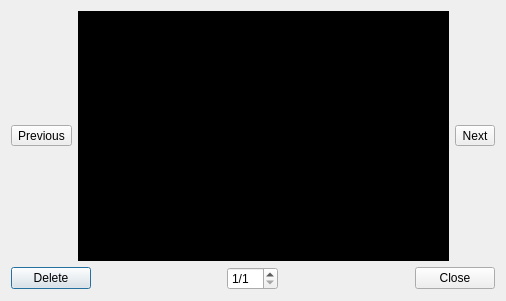
Above: ui/imagepreview.ui from iTranscend/xRecog before the change. Below: the same form after it.
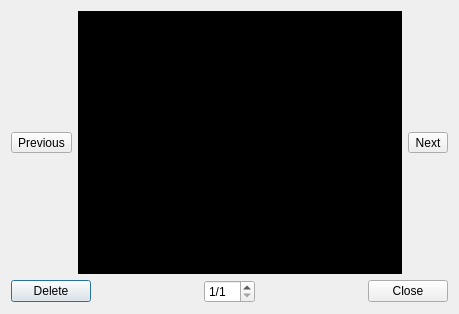
That is the form after the change. Icons and pictures are not drawn.

Commit message: Image Preview: Resize window

```diff
--- a/ui/imagepreview.ui
+++ b/ui/imagepreview.ui
@@ -6,8 +6,8 @@
    <rect>
     <x>0</x>
     <y>0</y>
-    <width>506</width>
-    <height>301</height>
+    <width>459</width>
+    <height>314</height>
    </rect>
   </property>
   <property name="minimumSize">
```
